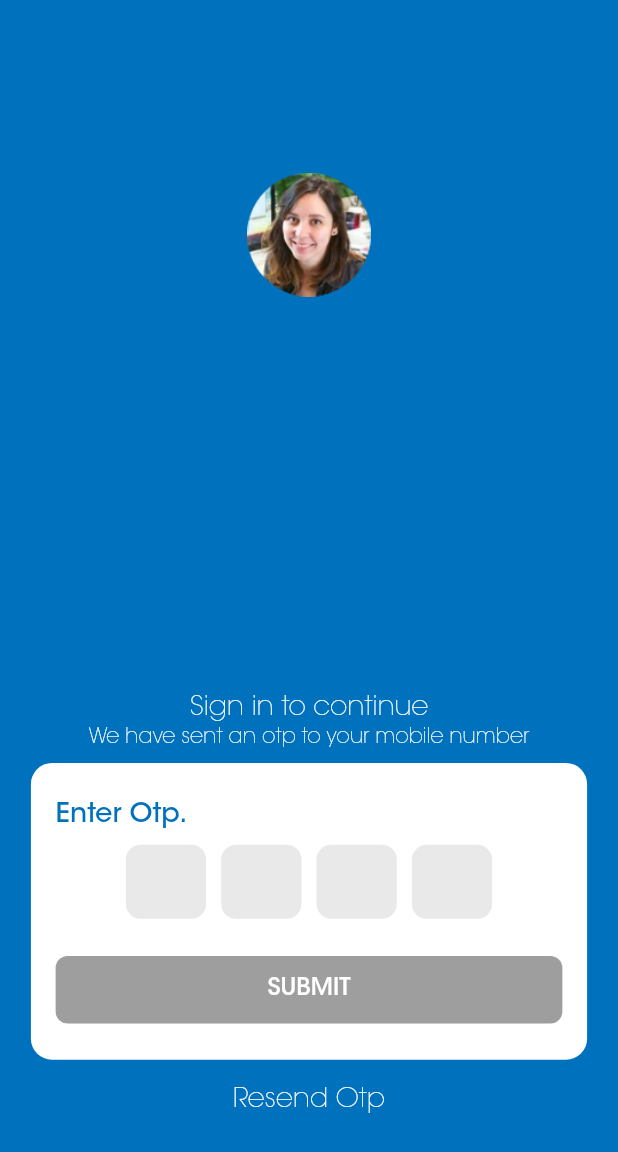
After one commit to sunnysingh1209/dream, a Flutter app: the OtpPage screen opened directly, on a phone screen of 412 x 824 dp. The commit adds this screen. Shown: the top 1152 px of the screen. Run offline on Flutter 3.47's test engine with Material 2 defaults, Android fonts, the phone set to English and light mode, and no system bars; drawn by our look-alikes of pinput; our stand-ins replace bloc, cached_network_image, equatable, flutter_bloc, flutter_svg, fluttertoast and 2 more; missing offline and left inert: global_configuration; accounts and stored records are empty.

Commit message:
Add Otp Cubit, Form, state

```diff
--- a/lib/app.dart
+++ b/lib/app.dart
@@ -37,7 +37,7 @@ class App extends StatelessWidget {
           ),
           BlocProvider<LoginCubit>(
             create: (BuildContext context) => LoginCubit(
-                authenticationRepository: authenticationRepository,
+                authenticationRepository: context.read<AuthenticationRepository>(),
                 userRepository: userRepository),
           ),
         ],
--- a/lib/model/phone.dart
+++ b/lib/model/phone.dart
@@ -9,8 +9,6 @@ class Phone extends FormzInput<String, PhoneValidationError> {
 
   @override
   PhoneValidationError? validator(String value) {
-    return value.isNotEmpty == true && value.length > 6
-        ? null
-        : PhoneValidationError.empty;
+    return value.isNotEmpty == true ? null : PhoneValidationError.empty;
   }
 }
--- a/lib/pages/login/view/login_form.dart
+++ b/lib/pages/login/view/login_form.dart
@@ -1,5 +1,6 @@
 import 'package:dream_game/helper/route_arguement.dart';
 import 'package:dream_game/pages/login/cubit/login_cubit.dart';
+import 'package:dream_game/repos/authentication_repository.dart';
 import 'package:flutter/material.dart';
 import 'package:flutter_bloc/flutter_bloc.dart';
 import 'package:dream_game/helper/app_config.dart' as config;
@@ -258,6 +259,8 @@ class _LoginButton extends StatelessWidget {
               onPressed: () {
                 if (state.status.isValidated) {
                   // context.read<LoginCubit>().doLogin();
+                  navigatorKey.currentState!.pushNamed('/OTPPage',
+                      arguments: RouteArguments(id: state.phone.value));
                 }
               }),
         );
--- /dev/null
+++ b/lib/pages/otp/cubit/otp_cubit.dart
@@ -0,0 +1,29 @@
+import 'package:bloc/bloc.dart';
+import 'package:dream_game/helper/route_arguement.dart';
+import 'package:dream_game/model/otp.dart';
+import 'package:dream_game/repos/authentication_repository.dart';
+import 'package:dream_game/repos/user_repository.dart';
+import 'package:equatable/equatable.dart';
+import 'package:formz/formz.dart';
+
+part 'otp_state.dart';
+
+class OtpCubit extends Cubit<OtpState> {
+  OtpCubit(
+      {required AuthenticationRepository authenticationRepository,
+      required UserRepository userRepository,
+      required RouteArguments routeArguments})
+      : _authenticationRepository = authenticationRepository,
+        _userRepository = userRepository,
+        _routeArguments = routeArguments,
+        super(OtpState()) {}
+
+  final AuthenticationRepository _authenticationRepository;
+  final UserRepository _userRepository;
+  final RouteArguments _routeArguments;
+
+  void onOtpChanged(String? value) {
+    emit(state.copyWith(
+        otp: OTP.dirty(value!), status: Formz.validate([OTP.dirty(value)])));
+  }
+}
--- /dev/null
+++ b/lib/pages/otp/cubit/otp_state.dart
@@ -0,0 +1,21 @@
+part of 'otp_cubit.dart';
+
+class OtpState extends Equatable {
+  const OtpState({this.status = FormzStatus.pure, this.otp = const OTP.pure()});
+
+  final FormzStatus status;
+  final OTP otp;
+
+  OtpState copyWith({
+    FormzStatus? status,
+    OTP? otp,
+  }) {
+    return OtpState(
+      otp: otp ?? this.otp,
+      status: status ?? this.status,
+    );
+  }
+
+  @override
+  List<Object> get props => [otp, status];
+}
--- /dev/null
+++ b/lib/pages/otp/view/otp_page.dart
@@ -0,0 +1,223 @@
+import 'package:dream_game/helper/route_arguement.dart';
+import 'package:dream_game/pages/otp/cubit/otp_cubit.dart';
+import 'package:flutter/material.dart';
+import 'package:flutter_bloc/flutter_bloc.dart';
+import 'package:dream_game/repos/authentication_repository.dart';
+import 'package:dream_game/repos/user_repository.dart';
+import 'package:dream_game/helper/app_config.dart' as config;
+import 'package:formz/formz.dart';
+import 'package:pinput/pinput.dart';
+
+class OtpPage extends StatefulWidget {
+  const OtpPage({Key? key}) : super(key: key);
+
+  static Route route({RouteArguments? routeArguments}) {
+    return MaterialPageRoute<void>(
+      builder: (_) => BlocProvider<OtpCubit>(
+        create: (BuildContext context) => OtpCubit(
+            userRepository: context.read<UserRepository>(),
+            authenticationRepository: context.read<AuthenticationRepository>(),
+            routeArguments: routeArguments!),
+        child: OtpPage(),
+      ),
+    );
+  }
+
+  @override
+  State<OtpPage> createState() => _OtpPageWidgetState();
+}
+
+class _OtpPageWidgetState extends State<OtpPage> {
+  TextEditingController? otpTextEditor = TextEditingController();
+
+  @override
+  Widget build(BuildContext context) {
+    return SafeArea(
+        child: Scaffold(
+      body: BlocConsumer<OtpCubit, OtpState>(
+        listener: (context, state) {
+          // ScaffoldMessenger.of(context)
+          //     .showSnackBar(SnackBar(content: Text('Error')));
+        },
+        builder: (context, state) {
+          return Stack(
+            children: [
+              Container(
+                color: Theme.of(context).primaryColor,
+                height: config.AppConfig(context).appHeight(100),
+                width: config.AppConfig(context).appWidth(100),
+                child: SingleChildScrollView(
+                  child: Padding(
+                    padding: EdgeInsets.only(
+                        top: config.AppConfig(context).appHeight(14)),
+                    child: Column(
+                      children: [
+                        Image.asset(
+                          'assets/img/user.png',
+                          fit: BoxFit.contain,
+                          height: config.AppConfig(context).appHeight(10),
+                          width: config.AppConfig(context).appWidth(40),
+                        ),
+                        SizedBox(
+                          height: config.AppConfig(context).appHeight(32.0),
+                        ),
+                        Text(
+                          'Sign in to continue',
+                          style: TextStyle(
+                              color: Colors.white,
+                              fontSize: 18,
+                              fontWeight: config.FontFamily().book),
+                          textAlign: TextAlign.center,
+                        ),
+                        Text(
+                          'We have sent an otp to your mobile number',
+                          style: TextStyle(
+                              color: Colors.white,
+                              fontSize: 14,
+                              fontWeight: config.FontFamily().book),
+                          textAlign: TextAlign.center,
+                        ),
+                        SizedBox(
+                          height: config.AppConfig(context).appHeight(1.0),
+                        ),
+                        Container(
+                          height: config.AppConfig(context).appHeight(24),
+                          width: config.AppConfig(context).appWidth(90),
+                          decoration: BoxDecoration(
+                              color: Colors.white,
+                              borderRadius: BorderRadius.circular(
+                                14,
+                              )),
+                          child: Padding(
+                            padding: EdgeInsets.all(
+                                config.AppConfig(context).appWidth(4)),
+                            child: Column(
+                              mainAxisAlignment: MainAxisAlignment.center,
+                              crossAxisAlignment: CrossAxisAlignment.start,
+                              children: [
+                                Text(
+                                  'Enter Otp.',
+                                  style: TextStyle(
+                                      color: Theme.of(context).primaryColor,
+                                      fontSize: 18,
+                                      fontWeight: config.FontFamily().medium),
+                                ),
+                                SizedBox(
+                                  height:
+                                      config.AppConfig(context).appHeight(1.0),
+                                ),
+                                Row(
+                                  mainAxisAlignment: MainAxisAlignment.center,
+                                  children: [
+                                    Pinput(
+                                      separator: SizedBox(width: 10),
+                                      defaultPinTheme: PinTheme(
+                                        width: config.AppConfig(context)
+                                            .appWidth(13),
+                                        height: config.AppConfig(context)
+                                            .appHeight(6),
+                                        textStyle: TextStyle(
+                                            color: Colors.black,
+                                            fontSize: 16,
+                                            fontWeight:
+                                                config.FontFamily().medium),
+                                        decoration: BoxDecoration(
+                                          color: config.AppColors()
+                                              .textFieldBackgroundColor(1),
+                                          borderRadius:
+                                              BorderRadius.circular(10),
+                                        ),
+                                      ),
+                                      length: 4,
+                                      pinputAutovalidateMode:
+                                          PinputAutovalidateMode.onSubmit,
+                                      showCursor: true,
+                                      onChanged: (value) {
+                                        context
+                                            .read<OtpCubit>()
+                                            .onOtpChanged(value);
+                                      },
+                                      onCompleted: (pin) {},
+                                    ),
+                                  ],
+                                ),
+                                SizedBox(
+                                  height:
+                                      config.AppConfig(context).appHeight(3.0),
+                                ),
+                                _OtpSubmitButton(
+                                  OtpForm: this,
+                                ),
+                              ],
+                            ),
+                          ),
+                        ),
+                        SizedBox(
+                          height: config.AppConfig(context).appHeight(2),
+                        ),
+                        Text(
+                          'Resend Otp',
+                          style: TextStyle(
+                              color: Colors.white,
+                              fontSize: 18,
+                              fontWeight: config.FontFamily().book),
+                          textAlign: TextAlign.center,
+                        ),
+                      ],
+                    ),
+                  ),
+                ),
+              )
+            ],
+          );
+        },
+      ),
+    ));
+  }
+}
+
+class _OtpSubmitButton extends StatelessWidget {
+  final _OtpPageWidgetState? OtpForm;
+
+  const _OtpSubmitButton({Key? key, this.OtpForm}) : super(key: key);
+
+  @override
+  Widget build(BuildContext context) {
+    return BlocConsumer<OtpCubit, OtpState>(
+      listener: (context, state) {},
+      builder: (context, state) {
+        return Container(
+          height: 45,
+          decoration: BoxDecoration(
+              borderRadius: BorderRadius.circular(8.0),
+              gradient: LinearGradient(
+                begin: Alignment.topLeft,
+                end: Alignment.topRight,
+                colors: state.status.isValidated
+                    ? [
+                        Theme.of(context).primaryColor,
+                        Theme.of(context).primaryColor,
+                      ]
+                    : [
+                        Theme.of(context).primaryColorLight,
+                        Theme.of(context).primaryColorLight,
+                      ],
+              )),
+          child: MaterialButton(
+              child: Text(
+                'SUBMIT',
+                style: TextStyle(
+                    color: Colors.white,
+                    fontSize: 16,
+                    fontWeight: config.FontFamily().medium),
+              ),
+              height: config.AppConfig(context).appHeight(6),
+              minWidth: config.AppConfig(context).appWidth(100),
+              onPressed: () {
+                if (state.status.isValidated) {}
+              }),
+        );
+      },
+    );
+  }
+}
--- a/pubspec.yaml
+++ b/pubspec.yaml
@@ -43,6 +43,7 @@ dependencies:
   fluttertoast: ^8.1.2
   cached_network_image: ^3.2.3
   flutter_svg: ^1.1.6
+  pinput: ^2.2.23
 
 dev_dependencies:
   flutter_test:
```
Also changed, not shown: lib/model/otp.dart (+8 -7 lines), lib/pages/landing_page/landing_page.dart (deleted, +0 -126 lines), lib/route_generator.dart (+4 -5 lines), pubspec.lock, 5 other files.
